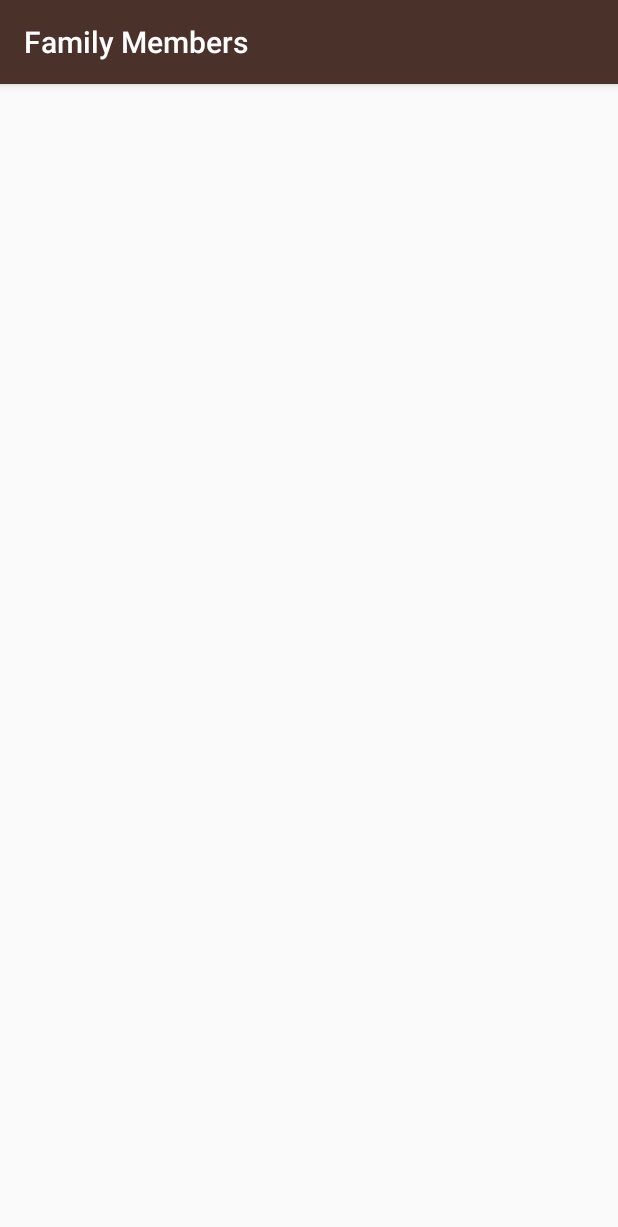
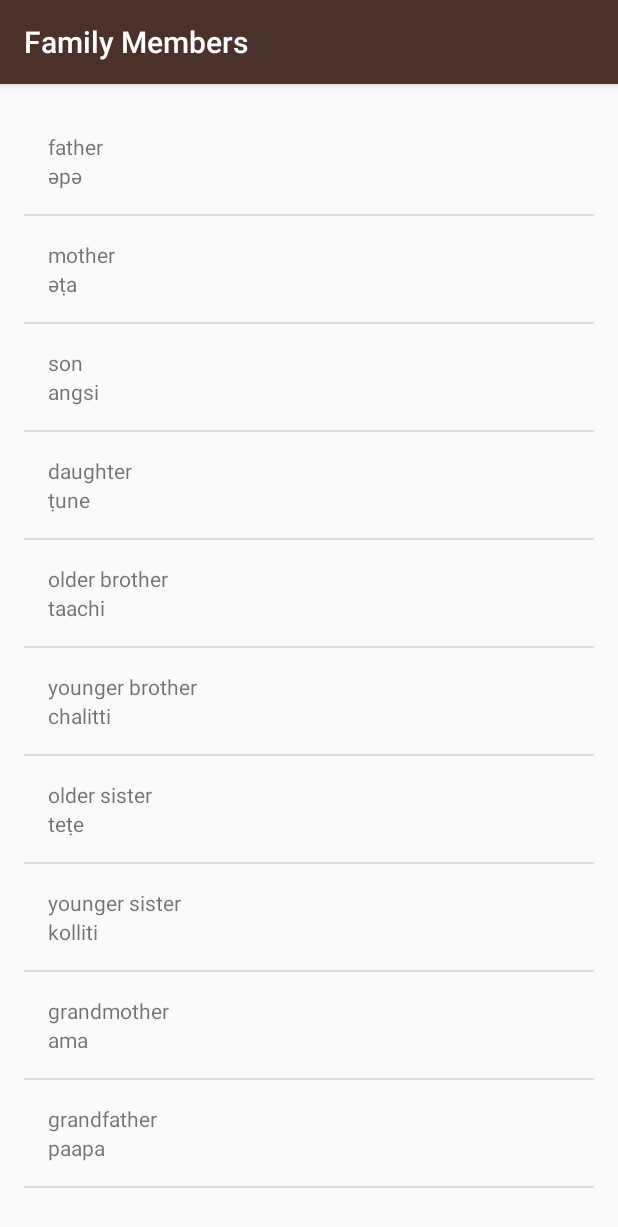
Before and after one commit to thehme/Miwok-Language-v2, an Android app: the FamilyActivity screen opened directly, with no data from a screen before it, on a phone screen of 412 x 824 dp. Shown: the top 1227 px of the screen. Run offline under Robolectric (Android 15) with nearby library versions, the phone set to English and light mode, and no system bars.

Commit message:
added family member words

```diff
--- a/app/src/main/java/com/example/android/miwok/FamilyActivity.java
+++ b/app/src/main/java/com/example/android/miwok/FamilyActivity.java
@@ -2,6 +2,9 @@ package com.example.android.miwok;
 
 import android.support.v7.app.AppCompatActivity;
 import android.os.Bundle;
+import android.widget.ListView;
+
+import java.util.ArrayList;
 
 public class FamilyActivity extends AppCompatActivity {
 
@@ -9,5 +12,24 @@ public class FamilyActivity extends AppCompatActivity {
     protected void onCreate(Bundle savedInstanceState) {
         super.onCreate(savedInstanceState);
         setContentView(R.layout.activity_family);
+
+        ArrayList<Word> familyMembers = new ArrayList<Word>();
+
+        familyMembers.add(new Word("father","әpә"));
+        familyMembers.add(new Word("mother", "әṭa"));
+        familyMembers.add(new Word("son", "angsi"));
+        familyMembers.add(new Word("daughter", "ṭune"));
+        familyMembers.add(new Word("older brother", "taachi"));
+        familyMembers.add(new Word("younger brother", "chalitti"));
+        familyMembers.add(new Word("older sister", "teṭe"));
+        familyMembers.add(new Word("younger sister", "kolliti"));
+        familyMembers.add(new Word("grandmother", "ama"));
+        familyMembers.add(new Word("grandfather", "paapa"));
+
+        WordAdapter itemsAdapter = new WordAdapter(this, familyMembers);
+
+        ListView listView = (ListView) findViewById(R.id.list);
+
+        listView.setAdapter(itemsAdapter);
     }
 }
--- a/app/src/main/res/layout/activity_family.xml
+++ b/app/src/main/res/layout/activity_family.xml
@@ -1,9 +1,13 @@
 <?xml version="1.0" encoding="utf-8"?>
-<android.support.constraint.ConstraintLayout xmlns:android="http://schemas.android.com/apk/res/android"
-    xmlns:app="http://schemas.android.com/apk/res-auto"
+<ListView xmlns:android="http://schemas.android.com/apk/res/android"
     xmlns:tools="http://schemas.android.com/tools"
+    android:id="@+id/list"
+    android:orientation="vertical"
     android:layout_width="match_parent"
     android:layout_height="match_parent"
-    tools:context=".FamilyActivity">
-
-</android.support.constraint.ConstraintLayout>
+    android:paddingBottom="@dimen/activity_vertical_margin"
+    android:paddingLeft="@dimen/activity_horizontal_margin"
+    android:paddingRight="@dimen/activity_horizontal_margin"
+    android:paddingTop="@dimen/activity_vertical_margin"
+    tools:context="com.example.android.miwok.FamilyActivity"
+    />
```
